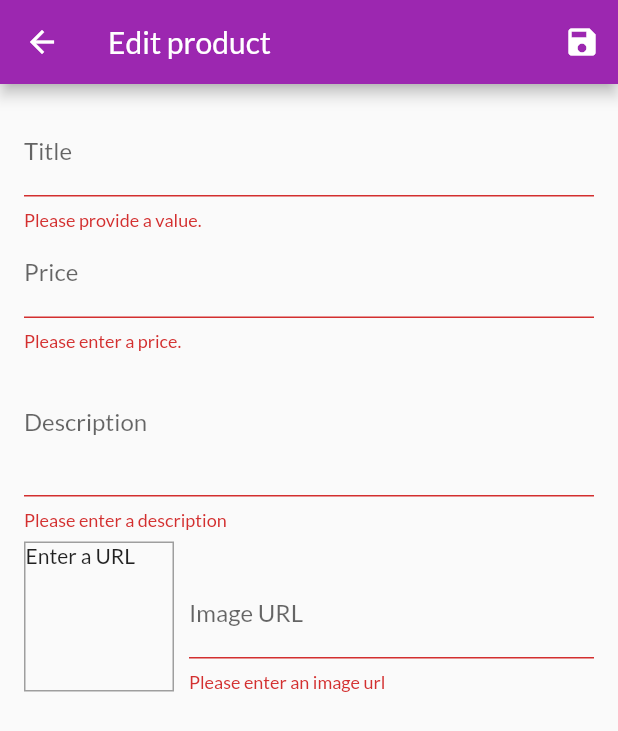
After one commit to GitKurmax/flutter_shop, a Flutter app: the EditProductScreen screen opened by its route, after a tap on the "save" icon, on a phone screen of 412 x 824 dp. The commit adds this screen. Shown: the top 731 px of the screen. Run offline on Flutter 3.47's test engine with Material 2 defaults, Android fonts, the phone set to English and light mode, and no system bars; network calls fail.

```diff
--- a/lib/providers/products.dart
+++ b/lib/providers/products.dart
@@ -1,4 +1,7 @@
+import 'dart:convert';
+
 import 'package:flutter/material.dart';
+import 'package:http/http.dart' as http;
 
 import 'product.dart';
 
@@ -10,7 +13,7 @@ class Products with ChangeNotifier {
       description: 'A red shirt - it is pretty red!',
       price: 29.99,
       imageUrl:
-      'https://cdn.pixabay.com/photo/2016/10/02/22/17/red-t-shirt-1710578_1280.jpg',
+          'https://cdn.pixabay.com/photo/2016/10/02/22/17/red-t-shirt-1710578_1280.jpg',
     ),
     Product(
       id: 'p2',
@@ -18,7 +21,7 @@ class Products with ChangeNotifier {
       description: 'A nice pair of trousers.',
       price: 59.99,
       imageUrl:
-      'https://upload.wikimedia.org/wikipedia/commons/thumb/e/e8/Trousers%2C_dress_%28AM_1960.022-8%29.jpg/512px-Trousers%2C_dress_%28AM_1960.022-8%29.jpg',
+          'https://upload.wikimedia.org/wikipedia/commons/thumb/e/e8/Trousers%2C_dress_%28AM_1960.022-8%29.jpg/512px-Trousers%2C_dress_%28AM_1960.022-8%29.jpg',
     ),
     Product(
       id: 'p3',
@@ -26,7 +29,7 @@ class Products with ChangeNotifier {
       description: 'Warm and cozy - exactly what you need for the winter.',
       price: 19.99,
       imageUrl:
-      'https://live.staticflickr.com/4043/4438260868_cc79b3369d_z.jpg',
+          'https://live.staticflickr.com/4043/4438260868_cc79b3369d_z.jpg',
     ),
     Product(
       id: 'p4',
@@ -34,23 +37,57 @@ class Products with ChangeNotifier {
       description: 'Prepare any meal you want.',
       price: 49.99,
       imageUrl:
-      'https://upload.wikimedia.org/wikipedia/commons/thumb/1/14/Cast-Iron-Pan.jpg/1024px-Cast-Iron-Pan.jpg',
+          'https://upload.wikimedia.org/wikipedia/commons/thumb/1/14/Cast-Iron-Pan.jpg/1024px-Cast-Iron-Pan.jpg',
     ),
   ];
 
   List<Product> get items {
     return [..._items];
   }
+
   List<Product> get favoriteItems {
-    return _items.where((prodItem)=> prodItem.isFavorite).toList();
+    return _items.where((prodItem) => prodItem.isFavorite).toList();
   }
 
   Product findById(String id) {
     return _items.firstWhere((prod) => prod.id == id);
   }
 
-  void addProduct() {
-    // _items.add(value);
+  Future<void> addProduct(Product product) async {
+    final url = Uri.parse(
+        'https://flutter-shop-f66be-default-rtdb.europe-west1.firebasedatabase.app/products.json');
+    var response = await http.post(url, body: json.encode({
+      'title': product.title,
+      'description': product.description,
+      'imageUrl': product.imageUrl,
+      'price': product.price,
+      'isFavorite': product.isFavorite,
+    }));
+
+    print('Response status: ${response.statusCode}');
+
+    final newProduct = Product(
+        id: DateTime.now().toString(),
+        title: product.title,
+        description: product.description,
+        price: product.price,
+        imageUrl: product.imageUrl);
+
+    _items.add(newProduct);
+
+    notifyListeners();
+  }
+
+  void updateProduct(String id, Product newProduct) {
+    final prodIndex = _items.indexWhere((prod) => prod.id == id);
+    if (prodIndex >= 0) {
+      _items[prodIndex] = newProduct;
+      notifyListeners();
+    }
+  }
+
+  void deleteProduct(String id) {
+    _items.removeWhere((prod) => prod.id == id);
     notifyListeners();
   }
 }
--- /dev/null
+++ b/lib/screens/edit_product_screen.dart
@@ -0,0 +1,254 @@
+import 'package:flutter/material.dart';
+import 'package:provider/provider.dart';
+
+import '../providers/product.dart';
+import '../providers/products.dart';
+
+class EditProductScreen extends StatefulWidget {
+  static const routeName = '/edit-product';
+
+  const EditProductScreen({Key? key}) : super(key: key);
+
+  @override
+  State<EditProductScreen> createState() => _EditProductScreenState();
+}
+
+class _EditProductScreenState extends State<EditProductScreen> {
+  final _priceFocusNode = FocusNode();
+  final _descriptionFocusNode = FocusNode();
+  final _imageUrlFocusNode = FocusNode();
+  final _imageUrlController = TextEditingController();
+  final _form = GlobalKey<FormState>();
+  var _editedProduct =
+      Product(id: '', title: '', price: 0, description: '', imageUrl: '');
+  var _isInit = true;
+  var _initValues = {
+    'title': '',
+    'description': '',
+    'price': '',
+    'imageUrl': '',
+  };
+
+  @override
+  void didChangeDependencies() {
+    if (_isInit) {
+      final productId = ModalRoute.of(context)?.settings?.arguments != null
+          ? ModalRoute.of(context)?.settings?.arguments as String
+          : null;
+      if (productId != null) {
+        _editedProduct =
+            Provider.of<Products>(context, listen: false).findById(productId);
+        _initValues = {
+          'title': _editedProduct.title,
+          'description': _editedProduct.description,
+          'price': _editedProduct.price.toString(),
+          'imageUrl': '',
+        };
+        _imageUrlController.text = _editedProduct.imageUrl;
+      }
+    }
+    _isInit = false;
+    super.didChangeDependencies();
+  }
+
+  @override
+  void dispose() {
+    _priceFocusNode.dispose();
+    _descriptionFocusNode.dispose();
+    _imageUrlController.dispose();
+    _imageUrlFocusNode.dispose();
+    super.dispose();
+  }
+
+  void _saveForm() {
+    final isValid = _form.currentState!.validate();
+    if (!isValid) {
+      return;
+    }
+    _form.currentState!.save();
+    if (_editedProduct.id != '') {
+      Provider.of<Products>(context, listen: false).updateProduct(_editedProduct.id, _editedProduct);
+    } else {
+      Provider.of<Products>(context, listen: false).addProduct(_editedProduct);
+    }
+    Navigator.of(context).pop();
+  }
+
+  @override
+  Widget build(BuildContext context) {
+    return Scaffold(
+      appBar: AppBar(
+        title: Text('Edit product'),
+        actions: [IconButton(onPressed: _saveForm, icon: Icon(Icons.save))],
+      ),
+      body: Padding(
+        padding: const EdgeInsets.all(16.0),
+        child: Form(
+            key: _form,
+            child: ListView(
+              children: [
+                TextFormField(
+                  initialValue: _initValues['title'],
+                  decoration: InputDecoration(
+                    labelText: 'Title',
+                  ),
+                  textInputAction: TextInputAction.next,
+                  onFieldSubmitted: (value) {
+                    FocusScope.of(context).requestFocus(_priceFocusNode);
+                  },
+                  onSaved: (val) {
+                    _editedProduct = Product(
+                        id: _editedProduct.id,
+                        title: val ?? _editedProduct.title,
+                        description: _editedProduct.description,
+                        price: _editedProduct.price,
+                        imageUrl: _editedProduct.imageUrl,
+                        isFavorite: _editedProduct.isFavorite
+                    );
+                  },
+                  validator: (val) {
+                    if (val!.isEmpty) {
+                      return 'Please provide a value.';
+                    }
+                    return null;
+                  },
+                ),
+                TextFormField(
+                  initialValue: _initValues['price'],
+                  decoration: InputDecoration(
+                    labelText: 'Price',
+                  ),
+                  textInputAction: TextInputAction.next,
+                  keyboardType: TextInputType.number,
+                  focusNode: _priceFocusNode,
+                  onFieldSubmitted: (value) {
+                    FocusScope.of(context).requestFocus(_descriptionFocusNode);
+                  },
+                  onSaved: (val) {
+                    _editedProduct = Product(
+                        id: _editedProduct.id,
+                        title: _editedProduct.title,
+                        description: _editedProduct.description,
+                        price: val != null
+                            ? double.parse(val)
+                            : _editedProduct.price,
+                        imageUrl: _editedProduct.imageUrl,
+                        isFavorite: _editedProduct.isFavorite
+                    );
+                  },
+                  validator: (val) {
+                    if (val!.isEmpty) {
+                      return 'Please enter a price.';
+                    }
+
+                    if (double.tryParse(val) == null) {
+                      return 'Please enter a valid number.';
+                    }
+
+                    if (double.tryParse(val)! <= 0) {
+                      return 'Please enter a number grater then zero.';
+                    }
+
+                    return null;
+                  },
+                ),
+                TextFormField(
+                  initialValue: _initValues['description'],
+                  decoration: InputDecoration(
+                    labelText: 'Description',
+                  ),
+                  maxLines: 3,
+                  textInputAction: TextInputAction.next,
+                  keyboardType: TextInputType.multiline,
+                  focusNode: _descriptionFocusNode,
+                  onSaved: (val) {
+                    _editedProduct = Product(
+                        id: _editedProduct.id,
+                        title: _editedProduct.title,
+                        description: val ?? _editedProduct.description,
+                        price: _editedProduct.price,
+                        imageUrl: _editedProduct.imageUrl,
+                        isFavorite: _editedProduct.isFavorite
+                    );
+                  },
+                  validator: (val) {
+                    if (val!.isEmpty) {
+                      return 'Please enter a description';
+                    }
+                    if (val.length < 10) {
+                      return 'Should be at least 10 characters long.';
+                    }
+                    return null;
+                  },
+                ),
+                Row(
+                  crossAxisAlignment: CrossAxisAlignment.end,
+                  children: <Widget>[
+                    Container(
+                      width: 100,
+                      height: 100,
+                      margin: EdgeInsets.only(
+                        top: 8,
+                        right: 10,
+                      ),
+                      decoration: BoxDecoration(
+                        border: Border.all(
+                          width: 1,
+                          color: Colors.grey,
+                        ),
+                      ),
+                      child: _imageUrlController.text.isEmpty
+                          ? Text('Enter a URL')
+                          : FittedBox(
+                              child: Image.network(
+                                _imageUrlController.text,
+                                fit: BoxFit.cover,
+                              ),
+                            ),
+                    ),
+                    Expanded(
+                      child: TextFormField(
+                        decoration: InputDecoration(labelText: 'Image URL'),
+                        keyboardType: TextInputType.url,
+                        textInputAction: TextInputAction.done,
+                        controller: _imageUrlController,
+                        focusNode: _imageUrlFocusNode,
+                        onChanged: (arg) {
+                          setState(() {});
+                        },
+                        onFieldSubmitted: (_) => _saveForm(),
+                        onSaved: (val) {
+                          _editedProduct = Product(
+                              id: _editedProduct.id,
+                              title: _editedProduct.title,
+                              description: _editedProduct.description,
+                              price: _editedProduct.price,
+                              imageUrl: val ?? _editedProduct.imageUrl,
+                              isFavorite: _editedProduct.isFavorite
+                          );
+                        },
+                        validator: (val) {
+                          if (val!.isEmpty) {
+                            return 'Please enter an image url';
+                          }
+                          if (!val.startsWith('http') ||
+                              !val.startsWith('https')) {
+                            return 'Please enter a valid URL.';
+                          }
+                          if (!val.endsWith('jpg') &&
+                              !val.endsWith('png') &&
+                              !val.endsWith('jpeg')) {
+                            return 'Please enter a valid image url.';
+                          }
+                          return null;
+                        },
+                      ),
+                    ),
+                  ],
+                ),
+              ],
+            )),
+      ),
+    );
+  }
+}
--- a/lib/widgets/app_drawer.dart
+++ b/lib/widgets/app_drawer.dart
@@ -1,5 +1,6 @@
 import 'package:flutter/material.dart';
 import 'package:shop_app/screens/orders_screen.dart';
+import 'package:shop_app/screens/user_products_screen.dart';
 
 class AppDrawer extends StatelessWidget {
 
@@ -14,10 +15,17 @@ class AppDrawer extends StatelessWidget {
       onTap: () {
         Navigator.of(context).pushReplacementNamed('/');
       },),
+      Divider(),
       ListTile(leading: Icon(Icons.payment),
         title: Text('Orders'),
         onTap: () {
           Navigator.of(context).pushReplacementNamed(OrdersScreen.routeName);
+        },),
+      Divider(),
+      ListTile(leading: Icon(Icons.edit),
+        title: Text('Manage Products'),
+        onTap: () {
+          Navigator.of(context).pushReplacementNamed(UserProductsScreen.routeName);
         },)
     ],),);
   }
--- a/lib/widgets/products_grid.dart
+++ b/lib/widgets/products_grid.dart
@@ -3,7 +3,6 @@ import 'package:shop_app/providers/products.dart';
 import 'package:shop_app/widgets/product_item.dart';
 import 'package:provider/provider.dart';
 
-import '../providers/product.dart';
 
 class ProductsGrid extends StatelessWidget {
 final bool showFavorites;
--- a/pubspec.yaml
+++ b/pubspec.yaml
@@ -36,6 +36,7 @@ dependencies:
   cupertino_icons: ^1.0.2
   provider: ^6.0.3
   intl: ^0.17.0
+  http: ^0.13.4
 
 dev_dependencies:
   flutter_test:
```
Also changed, not shown: lib/main.dart (+7 -3 lines), lib/providers/cart.dart (+17 -0 lines), lib/screens/user_products_screen.dart (added, +48 -0 lines), lib/widgets/cart_item.dart (+17 -0 lines), lib/widgets/product_item.dart (+12 -0 lines), lib/widgets/user_product_item.dart (added, +40 -0 lines), pubspec.lock.
